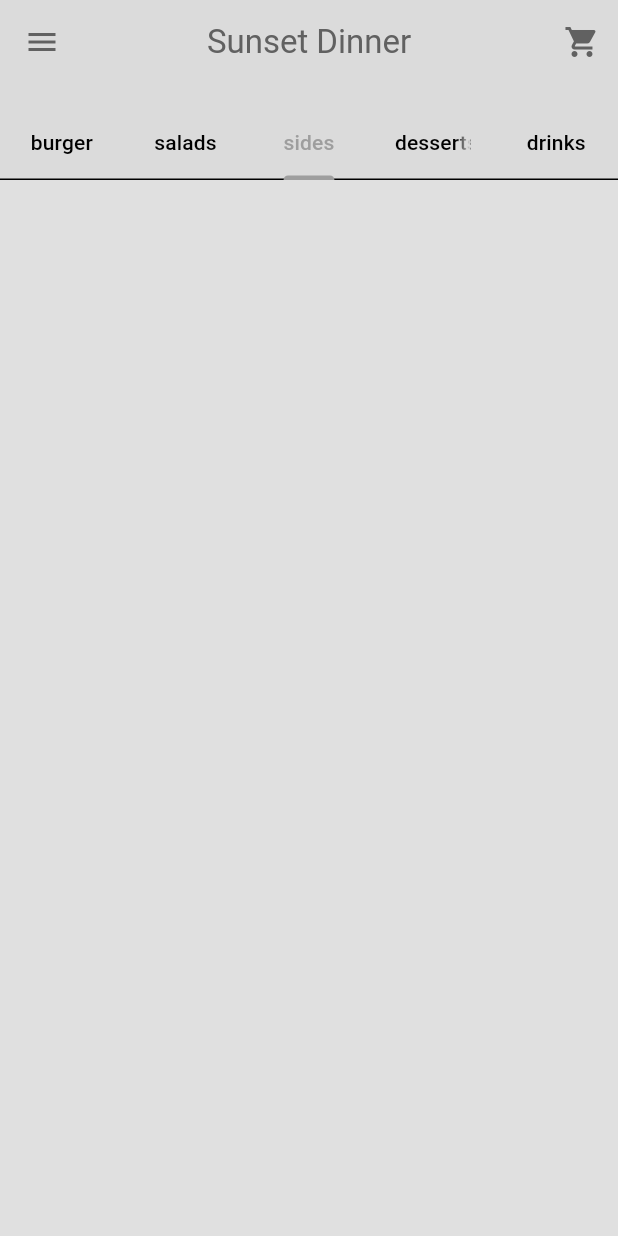
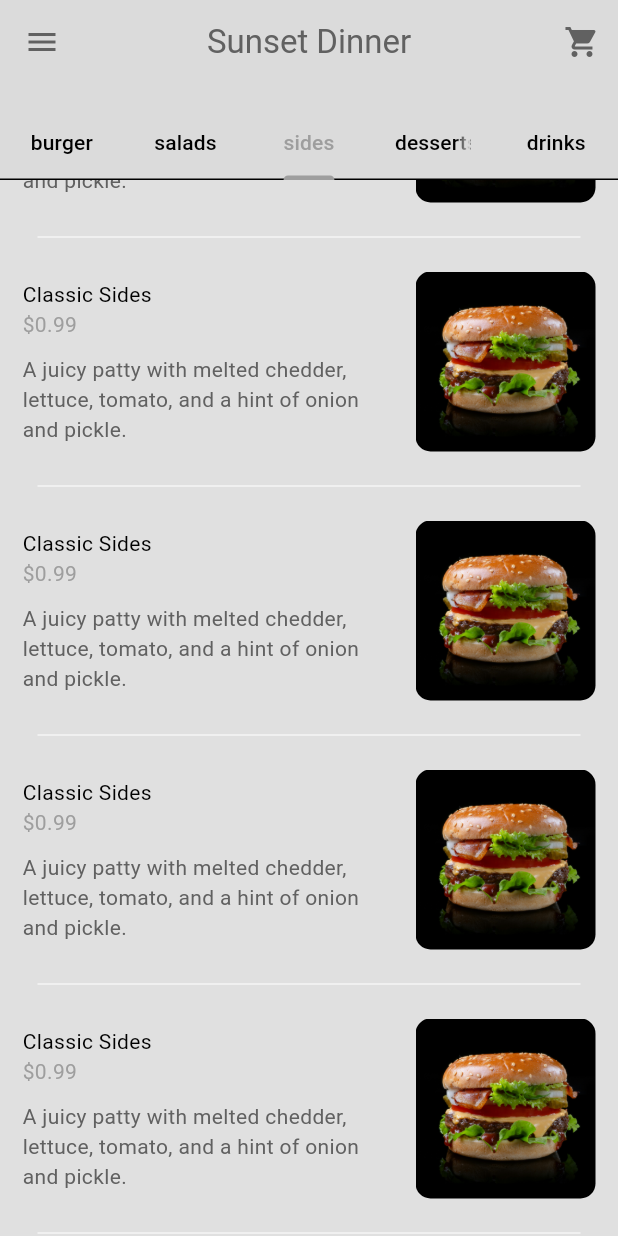
Before and after one commit to HashirSaudKhan/FULL-Food-Delivery-App-w-Backend, a Flutter app: the HomePage screen opened directly, tab 3 chosen, scrolled down 340 dp, on a phone screen of 412 x 824 dp. Run offline on Flutter 3.47's test engine with Material 3 defaults, Android fonts, the phone set to English and light mode, and no system bars.

Commit message:
complete restaurant model

```diff
--- /dev/null
+++ b/lib/components/my_food_tile.dart
@@ -0,0 +1,64 @@
+import 'package:flutter/material.dart';
+import 'package:full_food_delivery_app_with_backend/models/food.dart';
+
+class FoodTile extends StatelessWidget {
+  final Food food;
+  final Function()? onTap;
+  const FoodTile({super.key, required this.food, required this.onTap});
+
+  @override
+  Widget build(BuildContext context) {
+    return Column(
+      children: [
+        GestureDetector(
+          onTap: () {},
+          child: Padding(
+            padding: const EdgeInsets.all(15.0),
+            child: Row(
+              children: [
+                // test food details
+                Expanded(
+                    child: Column(
+                  crossAxisAlignment: CrossAxisAlignment.start,
+                  children: [
+                    Text(food.name),
+                    Text(
+                      '\$${food.price}',
+                      style: TextStyle(
+                          color: Theme.of(context).colorScheme.primary),
+                    ),
+                    const SizedBox(
+                      height: 10,
+                    ),
+                    Text(
+                      food.description,
+                      style: TextStyle(
+                          color: Theme.of(context).colorScheme.inversePrimary),
+                    )
+                  ],
+                )),
+
+                const SizedBox(
+                  width: 15,
+                ),
+
+                //food Image
+                ClipRRect(
+                    borderRadius: BorderRadius.circular(10),
+                    child: Image.asset(
+                      food.imagePath,
+                      height: 120,
+                    ))
+              ],
+            ),
+          ),
+        ),
+        Divider(
+          indent: 25,
+          endIndent: 25,
+          color: Theme.of(context).colorScheme.tertiary,
+        )
+      ],
+    );
+  }
+}
--- a/lib/components/my_tab_bar.dart
+++ b/lib/components/my_tab_bar.dart
@@ -56,7 +56,6 @@ class MyTabBar extends StatelessWidget {
     return  TabBar(
       controller: tabController,
       tabs: _buildCategoryTabs()
-
       );
   }
 }
--- a/lib/main.dart
+++ b/lib/main.dart
@@ -1,12 +1,20 @@
 import 'package:flutter/material.dart';
 import 'package:full_food_delivery_app_with_backend/auth/login_or_registor_page.dart';
+import 'package:full_food_delivery_app_with_backend/models/restaurant.dart';
 import 'package:full_food_delivery_app_with_backend/themes/theme_provider.dart';
 import 'package:provider/provider.dart';
 
 void main(){
   runApp(
-    ChangeNotifierProvider(create: (_)=> ThemeProvider(),
-    child: const MyApp(),)
+    MultiProvider(providers: [
+      //theme provider
+      ChangeNotifierProvider(create: (_)=> ThemeProvider()),
+
+      //restaurant provider
+      ChangeNotifierProvider(create: (_)=> Restaurant())
+    ],
+    child: const MyApp(),
+    )
   );
 }
 
--- a/lib/models/restaurant.dart
+++ b/lib/models/restaurant.dart
@@ -1,6 +1,7 @@
+import 'package:flutter/material.dart';
 import 'package:full_food_delivery_app_with_backend/models/food.dart';
 
-class Restaurant {
+class Restaurant extends ChangeNotifier {
   //Lists of food menu
 
   final List<Food> _menu = [
@@ -19,7 +20,7 @@ class Restaurant {
           Addon(name: 'Avocado', price: 0.99),
         ]),
     Food(
-        name: 'Classic Cheeseburger',
+        name: 'BBQ Bacon Burger',
         description:
             'A juicy patty with melted chedder, lettuce, tomato, and a hint of onion and pickle.',
         imagePath:
@@ -32,7 +33,7 @@ class Restaurant {
           Addon(name: 'Avocado', price: 0.99),
         ]),
     Food(
-        name: 'Classic Cheeseburger',
+        name: 'Veggie Burger',
         description:
             'A juicy patty with melted chedder, lettuce, tomato, and a hint of onion and pickle.',
         imagePath:
@@ -45,7 +46,7 @@ class Restaurant {
           Addon(name: 'Avocado', price: 0.99),
         ]),
     Food(
-        name: 'Classic Cheeseburger',
+        name: 'Aloha Burger',
         description:
             'A juicy patty with melted chedder, lettuce, tomato, and a hint of onion and pickle.',
         imagePath:
@@ -58,7 +59,7 @@ class Restaurant {
           Addon(name: 'Avocado', price: 0.99),
         ]),
     Food(
-        name: 'Classic Cheeseburger',
+        name: 'Blue Moon Burger',
         description:
             'A juicy patty with melted chedder, lettuce, tomato, and a hint of onion and pickle.',
         imagePath:
@@ -73,65 +74,65 @@ class Restaurant {
 
     //salads
     Food(
-        name: 'Classic Salads',
+        name: 'Ceaser Salad',
         description:
             'A juicy patty with melted chedder, lettuce, tomato, and a hint of onion and pickle.',
         imagePath:
             'lib/images/burgers/—Pngtree—juicy burgers with a transparent_9002761.png',
         price: 0.99,
-        catagory: FoodCatagories.burger,
+        catagory: FoodCatagories.salads,
         availableAddons: [
           Addon(name: 'Extra cheese', price: 0.99),
           Addon(name: 'Bacin', price: 0.99),
           Addon(name: 'Avocado', price: 0.99),
         ]),
     Food(
-        name: 'Classic Salads',
+        name: 'Greek Salad',
         description:
             'A juicy patty with melted chedder, lettuce, tomato, and a hint of onion and pickle.',
         imagePath:
             'lib/images/burgers/—Pngtree—juicy burgers with a transparent_9002761.png',
         price: 0.99,
-        catagory: FoodCatagories.burger,
+        catagory: FoodCatagories.salads,
         availableAddons: [
           Addon(name: 'Extra cheese', price: 0.99),
           Addon(name: 'Bacin', price: 0.99),
           Addon(name: 'Avocado', price: 0.99),
         ]),
     Food(
-        name: 'Classic Salads',
+        name: 'Quinoa Salad',
         description:
             'A juicy patty with melted chedder, lettuce, tomato, and a hint of onion and pickle.',
         imagePath:
             'lib/images/burgers/—Pngtree—juicy burgers with a transparent_9002761.png',
         price: 0.99,
-        catagory: FoodCatagories.burger,
+        catagory: FoodCatagories.salads,
         availableAddons: [
           Addon(name: 'Extra cheese', price: 0.99),
           Addon(name: 'Bacin', price: 0.99),
           Addon(name: 'Avocado', price: 0.99),
         ]),
     Food(
-        name: 'Classic Salads',
+        name: 'Asian Sesame Salad',
         description:
             'A juicy patty with melted chedder, lettuce, tomato, and a hint of onion and pickle.',
         imagePath:
             'lib/images/burgers/—Pngtree—juicy burgers with a transparent_9002761.png',
         price: 0.99,
-        catagory: FoodCatagories.burger,
+        catagory: FoodCatagories.salads,
         availableAddons: [
           Addon(name: 'Extra cheese', price: 0.99),
           Addon(name: 'Bacin', price: 0.99),
           Addon(name: 'Avocado', price: 0.99),
         ]),
     Food(
-        name: 'Classic Salads',
+        name: 'South West Chicken Salad',
         description:
             'A juicy patty with melted chedder, lettuce, tomato, and a hint of onion and pickle.',
         imagePath:
             'lib/images/burgers/—Pngtree—juicy burgers with a transparent_9002761.png',
         price: 0.99,
-        catagory: FoodCatagories.burger,
+        catagory: FoodCatagories.salads,
         availableAddons: [
           Addon(name: 'Extra cheese', price: 0.99),
           Addon(name: 'Bacin', price: 0.99),
@@ -146,7 +147,7 @@ class Restaurant {
         imagePath:
             'lib/images/burgers/food-photographer-E94j3rMcxlw-unsplash.jpg',
         price: 0.99,
-        catagory: FoodCatagories.burger,
+        catagory: FoodCatagories.sides,
         availableAddons: [
           Addon(name: 'Extra cheese', price: 0.99),
           Addon(name: 'Bacin', price: 0.99),
@@ -159,7 +160,7 @@ class Restaurant {
         imagePath:
             'lib/images/burgers/food-photographer-E94j3rMcxlw-unsplash.jpg',
         price: 0.99,
-        catagory: FoodCatagories.burger,
+        catagory: FoodCatagories.sides,
         availableAddons: [
           Addon(name: 'Extra cheese', price: 0.99),
           Addon(name: 'Bacin', price: 0.99),
@@ -172,7 +173,7 @@ class Restaurant {
         imagePath:
             'lib/images/burgers/food-photographer-E94j3rMcxlw-unsplash.jpg',
         price: 0.99,
-        catagory: FoodCatagories.burger,
+        catagory: FoodCatagories.sides,
         availableAddons: [
           Addon(name: 'Extra cheese', price: 0.99),
           Addon(name: 'Bacin', price: 0.99),
@@ -185,7 +186,7 @@ class Restaurant {
         imagePath:
             'lib/images/burgers/food-photographer-E94j3rMcxlw-unsplash.jpg',
         price: 0.99,
-        catagory: FoodCatagories.burger,
+        catagory: FoodCatagories.sides,
         availableAddons: [
           Addon(name: 'Extra cheese', price: 0.99),
           Addon(name: 'Bacin', price: 0.99),
@@ -198,7 +199,7 @@ class Restaurant {
         imagePath:
             'lib/images/burgers/food-photographer-E94j3rMcxlw-unsplash.jpg',
         price: 0.99,
-        catagory: FoodCatagories.burger,
+        catagory: FoodCatagories.sides,
         availableAddons: [
           Addon(name: 'Extra cheese', price: 0.99),
           Addon(name: 'Bacin', price: 0.99),
@@ -213,7 +214,7 @@ class Restaurant {
         imagePath:
             'lib/images/burgers/food-photographer-E94j3rMcxlw-unsplash.jpg',
         price: 0.99,
-        catagory: FoodCatagories.burger,
+        catagory: FoodCatagories.desserts,
         availableAddons: [
           Addon(name: 'Extra cheese', price: 0.99),
           Addon(name: 'Bacin', price: 0.99),
@@ -226,7 +227,7 @@ class Restaurant {
         imagePath:
             'lib/images/burgers/food-photographer-E94j3rMcxlw-unsplash.jpg',
         price: 0.99,
-        catagory: FoodCatagories.burger,
+        catagory: FoodCatagories.desserts,
         availableAddons: [
           Addon(name: 'Extra cheese', price: 0.99),
           Addon(name: 'Bacin', price: 0.99),
@@ -239,7 +240,7 @@ class Restaurant {
         imagePath:
             'lib/images/burgers/food-photographer-E94j3rMcxlw-unsplash.jpg',
         price: 0.99,
-        catagory: FoodCatagories.burger,
+        catagory: FoodCatagories.desserts,
         availableAddons: [
           Addon(name: 'Extra cheese', price: 0.99),
           Addon(name: 'Bacin', price: 0.99),
@@ -252,7 +253,7 @@ class Restaurant {
         imagePath:
             'lib/images/burgers/food-photographer-E94j3rMcxlw-unsplash.jpg',
         price: 0.99,
-        catagory: FoodCatagories.burger,
+        catagory: FoodCatagories.desserts,
         availableAddons: [
           Addon(name: 'Extra cheese', price: 0.99),
           Addon(name: 'Bacin', price: 0.99),
@@ -265,7 +266,7 @@ class Restaurant {
         imagePath:
             'lib/images/burgers/food-photographer-E94j3rMcxlw-unsplash.jpg',
         price: 0.99,
-        catagory: FoodCatagories.burger,
+        catagory: FoodCatagories.desserts,
         availableAddons: [
           Addon(name: 'Extra cheese', price: 0.99),
           Addon(name: 'Bacin', price: 0.99),
@@ -280,7 +281,7 @@ class Restaurant {
         imagePath:
             'lib/images/burgers/food-photographer-E94j3rMcxlw-unsplash.jpg',
         price: 0.99,
-        catagory: FoodCatagories.burger,
+        catagory: FoodCatagories.drinks,
         availableAddons: [
           Addon(name: 'Extra cheese', price: 0.99),
           Addon(name: 'Bacin', price: 0.99),
@@ -293,7 +294,7 @@ class Restaurant {
         imagePath:
             'lib/images/burgers/food-photographer-E94j3rMcxlw-unsplash.jpg',
         price: 0.99,
-        catagory: FoodCatagories.burger,
+        catagory: FoodCatagories.drinks,
         availableAddons: [
           Addon(name: 'Extra cheese', price: 0.99),
           Addon(name: 'Bacin', price: 0.99),
@@ -306,7 +307,7 @@ class Restaurant {
         imagePath:
             'lib/images/burgers/food-photographer-E94j3rMcxlw-unsplash.jpg',
         price: 0.99,
-        catagory: FoodCatagories.burger,
+        catagory: FoodCatagories.drinks,
         availableAddons: [
           Addon(name: 'Extra cheese', price: 0.99),
           Addon(name: 'Bacin', price: 0.99),
@@ -319,7 +320,7 @@ class Restaurant {
         imagePath:
             'lib/images/burgers/food-photographer-E94j3rMcxlw-unsplash.jpg',
         price: 0.99,
-        catagory: FoodCatagories.burger,
+        catagory: FoodCatagories.drinks,
         availableAddons: [
           Addon(name: 'Extra cheese', price: 0.99),
           Addon(name: 'Bacin', price: 0.99),
@@ -332,7 +333,7 @@ class Restaurant {
         imagePath:
             'lib/images/burgers/food-photographer-E94j3rMcxlw-unsplash.jpg',
         price: 0.99,
-        catagory: FoodCatagories.burger,
+        catagory: FoodCatagories.drinks,
         availableAddons: [
           Addon(name: 'Extra cheese', price: 0.99),
           Addon(name: 'Bacin', price: 0.99),
--- a/lib/pages/home_page.dart
+++ b/lib/pages/home_page.dart
@@ -1,10 +1,14 @@
+import 'package:flutter/foundation.dart';
 import 'package:flutter/material.dart';
 import 'package:full_food_delivery_app_with_backend/components/my_current_location.dart';
 import 'package:full_food_delivery_app_with_backend/components/my_description_box.dart';
 import 'package:full_food_delivery_app_with_backend/components/my_drawer.dart';
+import 'package:full_food_delivery_app_with_backend/components/my_food_tile.dart';
 import 'package:full_food_delivery_app_with_backend/components/my_silver_app_bar.dart';
 import 'package:full_food_delivery_app_with_backend/components/my_tab_bar.dart';
 import 'package:full_food_delivery_app_with_backend/models/food.dart';
+import 'package:full_food_delivery_app_with_backend/models/restaurant.dart';
+import 'package:provider/provider.dart';
 
 class HomePage extends StatefulWidget {
   const HomePage({super.key});
@@ -31,6 +35,35 @@ class _HomePageState extends State<HomePage> with SingleTickerProviderStateMixin
     _tabController.dispose();
     super.dispose();
   }
+
+
+  //sort out and return a list of food items that belong to a specific category
+  List<Food> _filterMenuByCategory(FoodCatagories category , List<Food> fullMenu){
+    return fullMenu.where((food)=> food.catagory == category).toList();
+  }
+
+  // return list of foods in given category
+  List<Widget> getFoodInThisCategory(List<Food> fullMenu){
+    return FoodCatagories.values.map(
+      (category){
+      //get category menu
+      List<Food> catagoryMenu = _filterMenuByCategory(category, fullMenu);
+      return ListView.builder(
+        itemCount: catagoryMenu.length,
+        physics: const NeverScrollableScrollPhysics(),
+        padding: EdgeInsets.zero,
+        itemBuilder: (context,index){
+          //get individual food
+          final food = catagoryMenu[index];
+
+          //return food tile
+          return FoodTile(food: food, onTap: (){});
+        },
+        );
+    }).toList();
+  }
+
+
 
   @override
   Widget build(BuildContext context) {
@@ -59,27 +92,13 @@ class _HomePageState extends State<HomePage> with SingleTickerProviderStateMixin
                 const MyDescriptionBox(),
             ],) )
         ],
-        body: TabBarView(
-          controller: _tabController,
-          children: [
-            ListView.builder(
-              itemCount: 5,
-              itemBuilder: (context,index)=> const Text('First tab items')),
-            ListView.builder(
-              itemCount: 5,
-              itemBuilder: (context,index)=> const Text('Second tab items')),
-            ListView.builder(
-              itemCount: 5,
-              itemBuilder: (context,index)=> const Text('Third tab items')),
-            ListView.builder(
-              itemCount: 5,
-              itemBuilder: (context,index)=> const Text('Fourth tab items')),
-            ListView.builder(
-              itemCount: 5,
-              itemBuilder: (context,index)=> const Text('Five tab items')),
-          ],),
-      ),
-
+        body:  Consumer<Restaurant>(
+            //Tab bar view
+            builder: (context,restaurant,child) =>
+            TabBarView(
+              controller: _tabController,
+              children: getFoodInThisCategory(restaurant.menu))),
+          ),
     );
   }
 }
```
